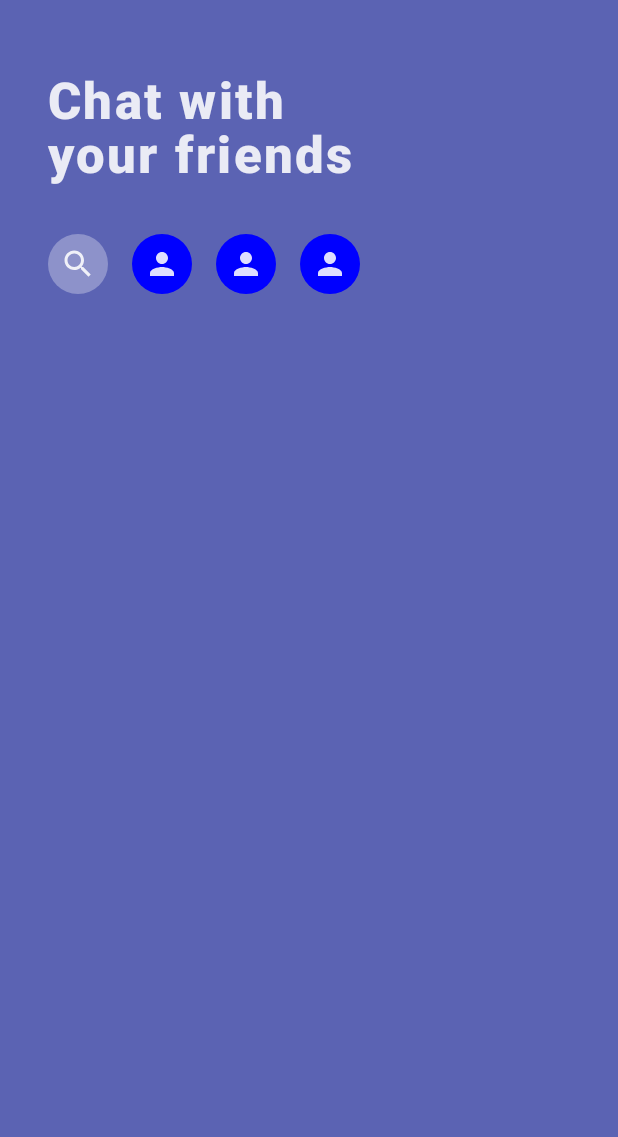
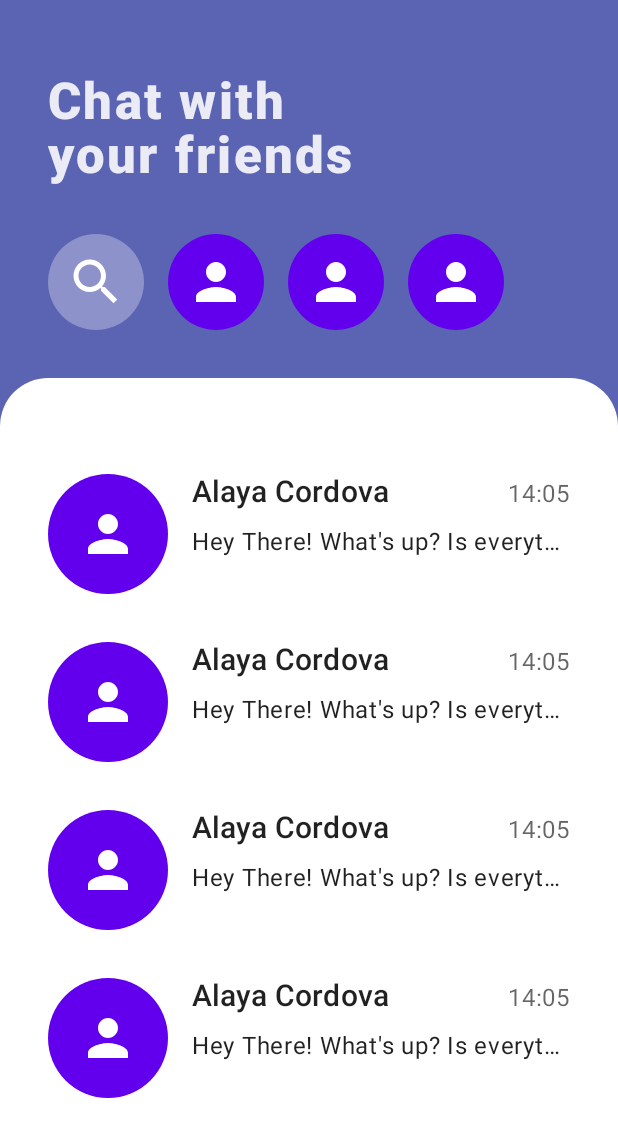
Before and after one commit to jvillad1/Chatpose, an Android app built with Jetpack Compose: the screen it shows after launch (MainActivity), on a phone screen of 412 x 824 dp. Shown: the top 1137 px of the screen. Run offline under Robolectric (Android 15) with nearby library versions, the phone set to English and light mode, and no system bars.

Commit message:
feat(chats): add chats list container

```diff
--- a/app/src/main/AndroidManifest.xml
+++ b/app/src/main/AndroidManifest.xml
@@ -12,8 +12,7 @@
         <activity
             android:name=".MainActivity"
             android:exported="true"
-            android:label="@string/app_name"
-            android:theme="@style/Theme.Chatpose.NoActionBar">
+            android:label="@string/app_name" >
             <intent-filter>
                 <action android:name="android.intent.action.MAIN" />
 
--- a/app/src/main/java/dev/compose/chat/ui/screens/chats/ChatsScreen.kt
+++ b/app/src/main/java/dev/compose/chat/ui/screens/chats/ChatsScreen.kt
@@ -1,21 +1,34 @@
 package dev.compose.chat.ui.screens.chats
 
+import androidx.compose.foundation.layout.Arrangement
 import androidx.compose.foundation.layout.Column
 import androidx.compose.foundation.layout.PaddingValues
+import androidx.compose.foundation.layout.Row
 import androidx.compose.foundation.layout.Spacer
+import androidx.compose.foundation.layout.fillMaxSize
+import androidx.compose.foundation.layout.fillMaxWidth
 import androidx.compose.foundation.layout.height
 import androidx.compose.foundation.layout.padding
 import androidx.compose.foundation.layout.size
+import androidx.compose.foundation.layout.width
+import androidx.compose.foundation.lazy.LazyColumn
 import androidx.compose.foundation.lazy.LazyRow
 import androidx.compose.foundation.lazy.items
+import androidx.compose.foundation.shape.RoundedCornerShape
 import androidx.compose.material.Icon
+import androidx.compose.material.MaterialTheme
 import androidx.compose.material.Scaffold
+import androidx.compose.material.Surface
+import androidx.compose.material.Text
 import androidx.compose.material.icons.Icons
 import androidx.compose.material.icons.filled.Search
 import androidx.compose.runtime.Composable
+import androidx.compose.ui.Alignment
 import androidx.compose.ui.Modifier
+import androidx.compose.ui.draw.clip
 import androidx.compose.ui.graphics.Color
 import androidx.compose.ui.res.stringResource
+import androidx.compose.ui.text.style.TextOverflow
 import androidx.compose.ui.tooling.preview.Devices
 import androidx.compose.ui.tooling.preview.Preview
 import androidx.compose.ui.unit.dp
@@ -23,6 +36,7 @@ import dev.compose.chat.Contact
 import dev.compose.chat.R
 import dev.compose.chat.ui.components.CircularBox
 import dev.compose.chat.ui.components.ScreenTitleText
+import dev.compose.chat.ui.screens.chats.components.ContactAvatar
 import dev.compose.chat.ui.screens.chats.components.HorizontalContactsList
 import dev.compose.chat.ui.theme.ChatposeTheme
 
@@ -39,6 +53,53 @@ fun ChatsScreen() {
             Spacer(modifier = Modifier.height(16.dp))
             ScreenTitleText(title = stringResource(R.string.chats_title))
             HorizontalContactsList(contacts)
+            Spacer(modifier = Modifier.height(32.dp))
+            Surface(
+                elevation = 8.dp,
+                modifier = Modifier
+                    .fillMaxSize()
+                    .clip(shape = RoundedCornerShape(topStart = 32.dp, topEnd = 32.dp)),
+            ) {
+                LazyColumn(
+                    modifier = Modifier.fillMaxSize(),
+                    contentPadding = PaddingValues(start = 32.dp, end = 32.dp, top = 64.dp)
+                ) {
+                    items(4) {
+                        Row {
+                            ContactAvatar(
+                                contact = Contact(""),
+                                modifier = Modifier
+                                    .padding(bottom = 32.dp)
+                                    .size(80.dp)
+                            )
+                            Spacer(Modifier.width(16.dp))
+                            Column {
+                                Row(
+                                    horizontalArrangement = Arrangement.SpaceBetween,
+                                    modifier = Modifier.fillMaxWidth()
+                                ) {
+                                    Text(
+                                        text = "Alaya Cordova",
+                                        style = MaterialTheme.typography.h6,
+                                        modifier = Modifier.alignByBaseline()
+                                    )
+                                    Text(
+                                        text = "14:05",
+                                        modifier = Modifier.alignByBaseline(),
+                                        color = MaterialTheme.colors.onSurface.copy(alpha = 0.6f)
+                                    )
+                                }
+                                Spacer(modifier = Modifier.height(8.dp))
+                                Text(
+                                    text = "Hey There! What's up? Is everything ok?",
+                                    maxLines = 1,
+                                    overflow = TextOverflow.Ellipsis,
+                                )
+                            }
+                        }
+                    }
+                }
+            }
         }
     }
 }
--- a/app/src/main/java/dev/compose/chat/ui/screens/chats/components/HorizontalContactsList.kt
+++ b/app/src/main/java/dev/compose/chat/ui/screens/chats/components/HorizontalContactsList.kt
@@ -9,6 +9,7 @@ import androidx.compose.foundation.layout.size
 import androidx.compose.foundation.lazy.LazyRow
 import androidx.compose.foundation.lazy.itemsIndexed
 import androidx.compose.material.Icon
+import androidx.compose.material.MaterialTheme
 import androidx.compose.material.icons.Icons
 import androidx.compose.material.icons.filled.Person
 import androidx.compose.material.icons.filled.Search
@@ -33,21 +34,40 @@ fun HorizontalContactsList(
             CircularBox(
                 modifier = Modifier
                     .padding(end = 16.dp)
-                    .size(40.dp),
+                    .size(64.dp),
                 backgroundColor = Color.White.copy(alpha = 0.3f)
             ) {
-                Icon(imageVector = Icons.Default.Search, contentDescription = "")
+                Icon(
+                    imageVector = Icons.Default.Search,
+                    contentDescription = "",
+                    tint = Color.White,
+                    modifier = Modifier.size(40.dp)
+
+                )
             }
         }
         itemsIndexed(contacts) { index, contact ->
-            CircularBox(
+            ContactAvatar(
+                contact = contact,
                 modifier = Modifier
                     .padding(end = if (index == contacts.size) 0.dp else 16.dp)
-                    .size(40.dp),
-                backgroundColor = Color.Blue
-            ) {
-                Icon(imageVector = Icons.Default.Person, contentDescription = "")
-            }
+                    .size(64.dp)
+            )
         }
     }
 }
+
+@Composable
+fun ContactAvatar(contact: Contact, modifier: Modifier = Modifier) {
+    CircularBox(
+        modifier = modifier,
+        backgroundColor = MaterialTheme.colors.primary
+    ) {
+        Icon(
+            imageVector = Icons.Default.Person,
+            contentDescription = "",
+            tint = MaterialTheme.colors.onPrimary,
+            modifier = Modifier.size(40.dp)
+        )
+    }
+}
--- a/app/src/main/res/values-night/themes.xml
+++ b/app/src/main/res/values-night/themes.xml
@@ -1,6 +1,6 @@
 <resources xmlns:tools="http://schemas.android.com/tools">
     <!-- Base application theme. -->
-    <style name="Theme.Chatpose" parent="Theme.MaterialComponents.DayNight.DarkActionBar">
+    <style name="Theme.Chatpose" parent="Theme.MaterialComponents.DayNight.NoActionBar">
         <!-- Primary brand color. -->
         <item name="colorPrimary">@color/purple_200</item>
         <item name="colorPrimaryVariant">@color/purple_700</item>
@@ -12,5 +12,8 @@
         <!-- Status bar color. -->
         <item name="android:statusBarColor" tools:targetApi="l">?attr/colorPrimaryVariant</item>
         <!-- Customize your theme here. -->
+
+        <item name="windowActionBar">false</item>
+        <item name="windowNoTitle">true</item>
     </style>
 </resources>
--- a/app/src/main/res/values/themes.xml
+++ b/app/src/main/res/values/themes.xml
@@ -1,6 +1,6 @@
 <resources xmlns:tools="http://schemas.android.com/tools">
     <!-- Base application theme. -->
-    <style name="Theme.Chatpose" parent="Theme.MaterialComponents.DayNight.DarkActionBar">
+    <style name="Theme.Chatpose" parent="Theme.MaterialComponents.DayNight.NoActionBar">
         <!-- Primary brand color. -->
         <item name="colorPrimary">@color/purple_500</item>
         <item name="colorPrimaryVariant">@color/purple_700</item>
@@ -12,6 +12,9 @@
         <!-- Status bar color. -->
         <item name="android:statusBarColor" tools:targetApi="l">?attr/colorPrimaryVariant</item>
         <!-- Customize your theme here. -->
+
+        <item name="windowActionBar">false</item>
+        <item name="windowNoTitle">true</item>
     </style>
 
     <style name="Theme.Chatpose.NoActionBar">
```
